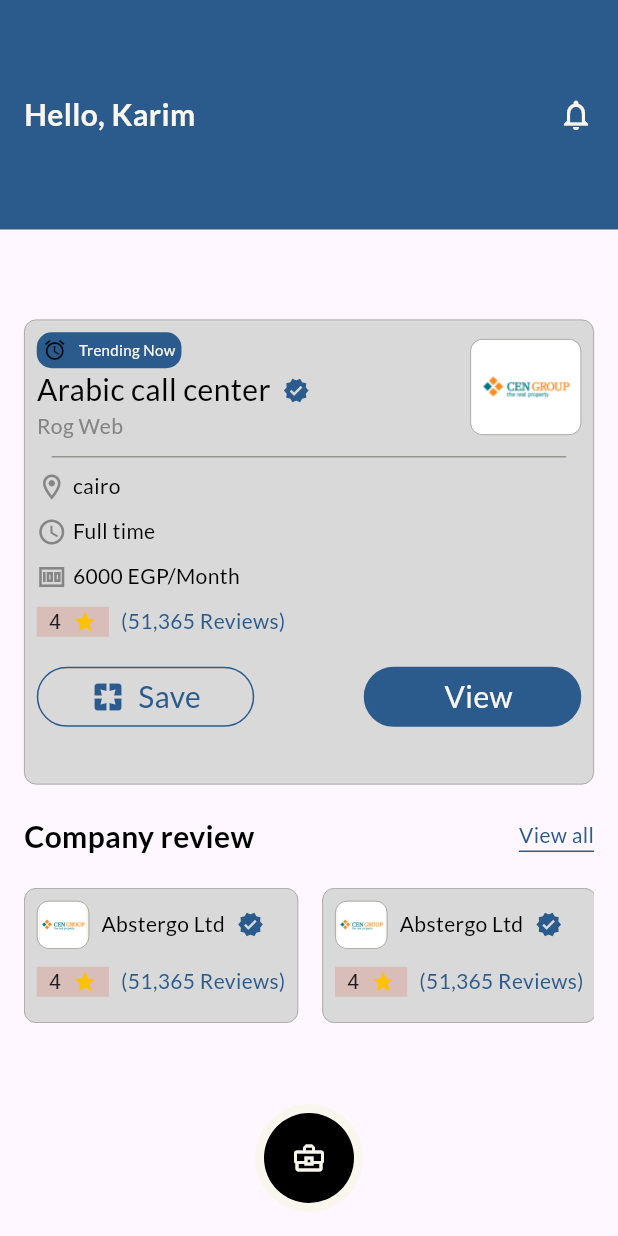
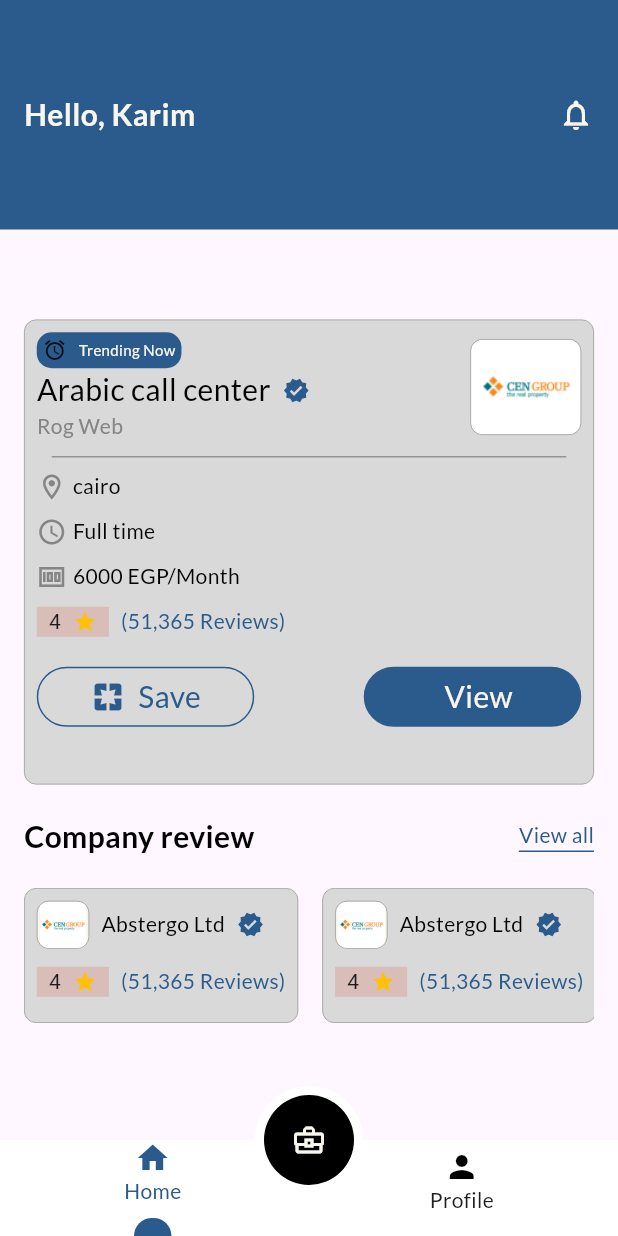
Before and after one commit to yousefmohamed35/home_view, a Flutter app: the screen it shows after launch, on a phone screen of 412 x 824 dp. Run offline on Flutter 3.47's test engine with Material 3 defaults, Android fonts, the phone set to English and light mode, and no system bars; our stand-ins replace google_fonts.

Commit message:
finish bottom navigation bar

```diff
--- /dev/null
+++ b/lib/bottom_navigation_bar.dart
@@ -0,0 +1,80 @@
+import 'package:flutter/material.dart';
+import 'package:google_fonts/google_fonts.dart';
+import 'package:homeview/core/app_colors.dart';
+import 'package:homeview/core/styles.dart';
+import 'package:homeview/home/presentation/view/home_view.dart';
+
+import 'home/presentation/view/widgets/custom_floating_action_button.dart';
+
+class CustomBottomNavigationBar extends StatefulWidget {
+  const CustomBottomNavigationBar({super.key});
+
+  @override
+  _CustomBottomNavigationBarState createState() =>
+      _CustomBottomNavigationBarState();
+}
+
+class _CustomBottomNavigationBarState extends State<CustomBottomNavigationBar> {
+  int _selectedIndex = 0;
+
+  static const List<Widget> _pages = [HomeView(), SizedBox()];
+
+  void _onItemTapped(int index) {
+    setState(() {
+      _selectedIndex = index;
+    });
+  }
+
+  @override
+  Widget build(BuildContext context) {
+    return Scaffold(
+      floatingActionButton: CustomFloatingActionButton(),
+      floatingActionButtonLocation: FloatingActionButtonLocation.centerDocked,
+      body: _pages[_selectedIndex],
+      bottomNavigationBar: Container(
+        decoration: BoxDecoration(color: AppColors.white),
+        child: Row(
+          mainAxisAlignment: MainAxisAlignment.spaceAround,
+          children: [
+            _buildNavItem(Icons.home, "Home", 0),
+            _buildNavItem(Icons.person, "Profile", 1),
+          ],
+        ),
+      ),
+    );
+  }
+
+  Widget _buildNavItem(IconData icon, String label, int index) {
+    bool isSelected = _selectedIndex == index;
+    return GestureDetector(
+      onTap: () => _onItemTapped(index),
+      child: Column(
+        mainAxisSize: MainAxisSize.min,
+        children: [
+          if (isSelected)
+            Icon(icon, color: AppColors.blue)
+          else
+            Icon(icon, color: AppColors.black),
+          Text(
+            label,
+            style: GoogleFonts.lato(
+              textStyle: AppStyles.medium14.copyWith(
+                color: isSelected ? AppColors.blue : null,
+              ),
+            ),
+          ),
+          SizedBox(height: 8),
+          if (isSelected)
+            Container(
+              height: 12,
+              width: 25,
+              decoration: BoxDecoration(
+                color: AppColors.blue,
+                borderRadius: BorderRadius.vertical(top: Radius.circular(100)),
+              ),
+            ),
+        ],
+      ),
+    );
+  }
+}
--- a/lib/home/presentation/view/home_view.dart
+++ b/lib/home/presentation/view/home_view.dart
@@ -1,7 +1,6 @@
 import 'package:flutter/material.dart';
 import 'widgets/custom_floating_action_button.dart';
 import 'widgets/home_view_body.dart';
-
 
 class HomeView extends StatelessWidget {
   const HomeView({super.key});
@@ -9,8 +8,7 @@ class HomeView extends StatelessWidget {
   @override
   Widget build(BuildContext context) {
     return Scaffold(
-      floatingActionButton: CustomFloatingActionButton(),
-      floatingActionButtonLocation: FloatingActionButtonLocation.centerFloat,
+
       body: HomeViewBody(),
     );
   }
--- a/lib/home/presentation/view/widgets/custom_floating_action_button.dart
+++ b/lib/home/presentation/view/widgets/custom_floating_action_button.dart
@@ -7,7 +7,7 @@ class CustomFloatingActionButton extends StatelessWidget {
   @override
   Widget build(BuildContext context) {
     return CircleAvatar(
-      backgroundColor: AppColors.main,
+      backgroundColor: AppColors.white,
       radius: 36,
       child: CircleAvatar(
         backgroundColor: AppColors.black,
--- a/lib/main.dart
+++ b/lib/main.dart
@@ -1,6 +1,8 @@
 import 'package:flutter/material.dart';
 
-import 'home/presentation/view/home_view.dart';
+import 'bottom_navigation_bar.dart';
+
+
 
 void main() {
   runApp(const MyApp());
@@ -14,7 +16,7 @@ class MyApp extends StatelessWidget {
   Widget build(BuildContext context) {
     return MaterialApp(
       debugShowCheckedModeBanner: false,
-      home: HomeView(),
+      home: CustomBottomNavigationBar(),
     );
   }
 }
```
